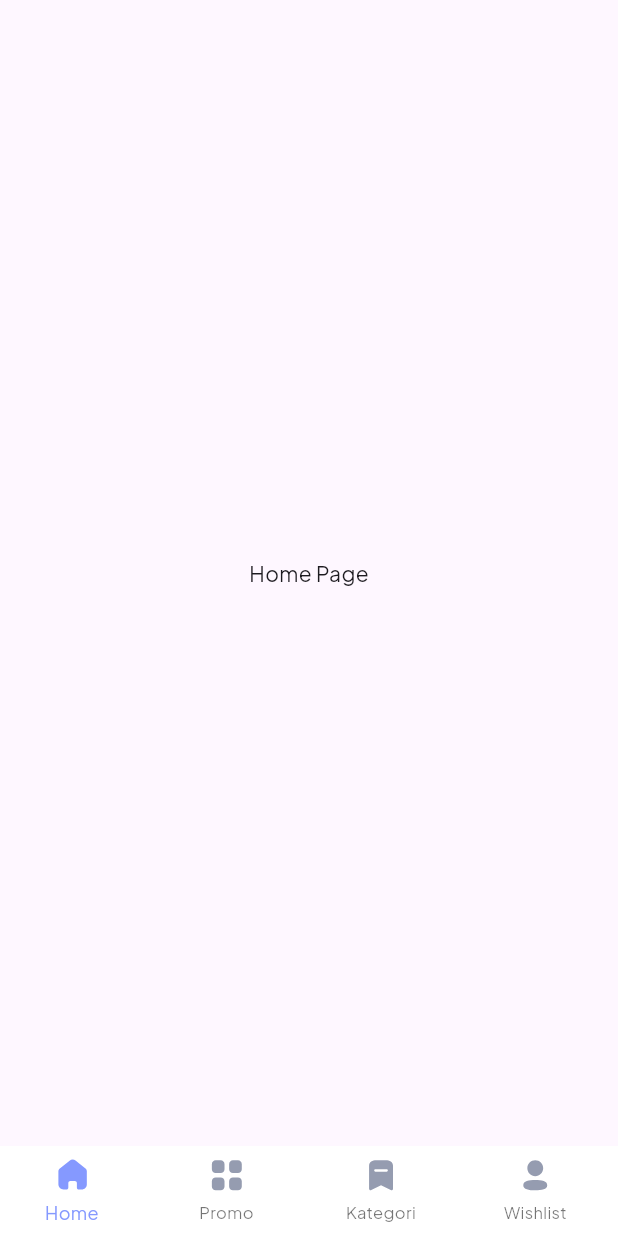
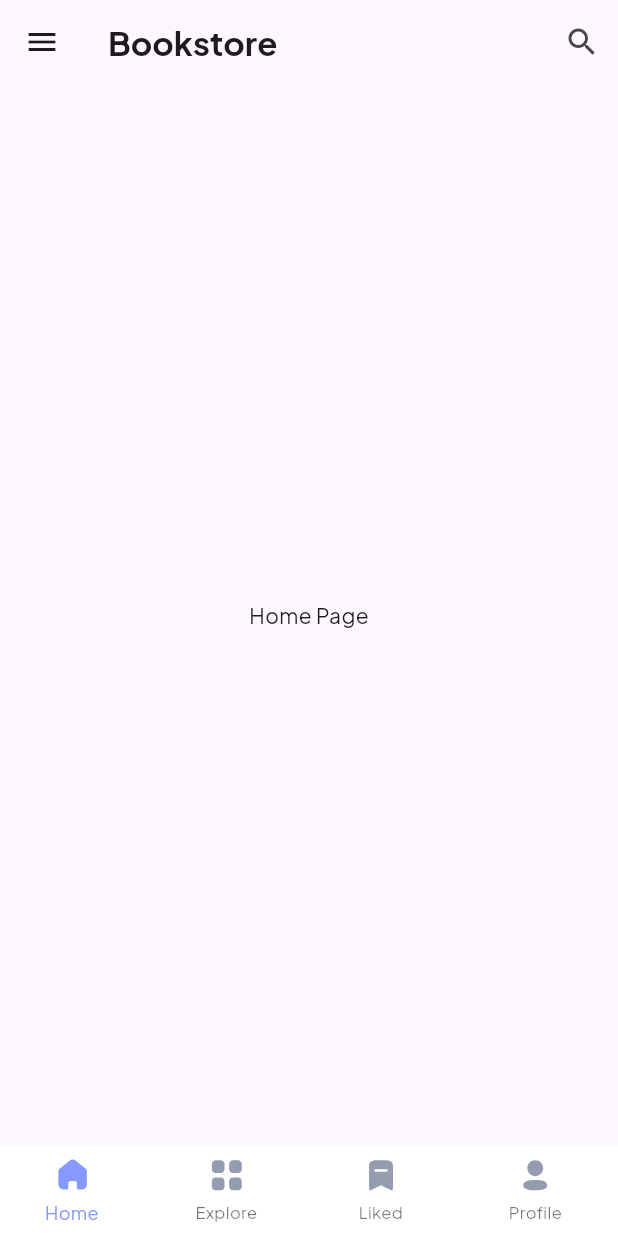
Before and after one commit to zeekands/aziz_bookstore, a Flutter app: the BottomNavBarPage screen opened by its route, on a phone screen of 412 x 824 dp. Run offline on Flutter 3.47's test engine with Material 3 defaults, Android fonts, the phone set to English and light mode, and no system bars; our stand-ins replace flutter_svg.

```diff
--- a/lib/presentations/pages/bottom_navigation_bar/bottom_navigation_bar.dart
+++ b/lib/presentations/pages/bottom_navigation_bar/bottom_navigation_bar.dart
@@ -62,15 +62,15 @@ class _BottomNavBarPageState extends State<BottomNavBarPage> with AutomaticKeepA
               icon_active: 'assets/icons/ic_home_active.svg',
               icon_inactive: 'assets/icons/ic_home_inactive.svg'),
           CustomBottomBarItems(
-              label: 'Promo',
+              label: 'Explore',
               icon_active: 'assets/icons/ic_explore_active.svg',
               icon_inactive: 'assets/icons/ic_explore_inactive.svg'),
           CustomBottomBarItems(
-              label: 'Kategori',
+              label: 'Liked',
               icon_active: 'assets/icons/ic_liked_active.svg',
               icon_inactive: 'assets/icons/ic_liked_inactive.svg'),
           CustomBottomBarItems(
-            label: 'Wishlist',
+            label: 'Profile',
             icon_active: 'assets/icons/ic_profile_active.svg',
             icon_inactive: 'assets/icons/ic_profile_inactive.svg',
           ),
--- a/lib/presentations/pages/home/home_page.dart
+++ b/lib/presentations/pages/home/home_page.dart
@@ -1,3 +1,4 @@
+import 'package:aziz_bookstore/core/extentions/theme_extention.dart';
 import 'package:aziz_bookstore/core/theme/status_bar_color.dart';
 import 'package:flutter/material.dart';
 
@@ -12,8 +13,21 @@ class _HomePageState extends State<HomePage> {
   @override
   Widget build(BuildContext context) {
     darkStatusBar();
-    return const Scaffold(
-      body: SafeArea(
+    return Scaffold(
+      appBar: AppBar(
+        leading: IconButton(
+          icon: const Icon(Icons.menu),
+          onPressed: () {},
+        ),
+        title: Text('Bookstore', style: context.titleLargeTextStyle?.copyWith(fontWeight: FontWeight.w700)),
+        actions: [
+          IconButton(
+            icon: const Icon(Icons.search),
+            onPressed: () {},
+          ),
+        ],
+      ),
+      body: const SafeArea(
         child: Center(
           child: Text('Home Page'),
         ),
--- a/lib/presentations/pages/welcome_page/welcome_page.dart
+++ b/lib/presentations/pages/welcome_page/welcome_page.dart
@@ -41,7 +41,7 @@ class _WelcomePageState extends State<WelcomePage> {
             ),
             ElevatedButton(
               onPressed: () {
-                context.pushNamed(AppPaths.home);
+                context.pushReplacementNamed(AppPaths.home);
               },
               child: Text(
                 'Get Started',
```
Also changed, not shown: lib/data/models/book_model.dart (added, +103 -0 lines), assets/icons/Iconly/Bold/ic_profile_inactive.svg (deleted), 1 other file.
